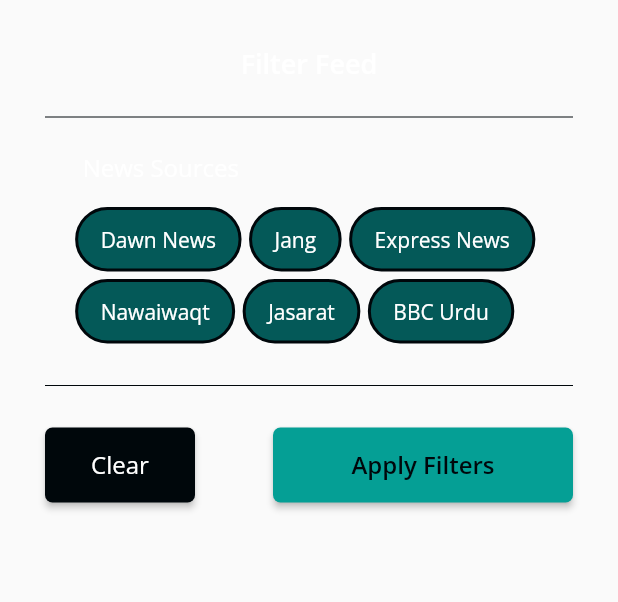
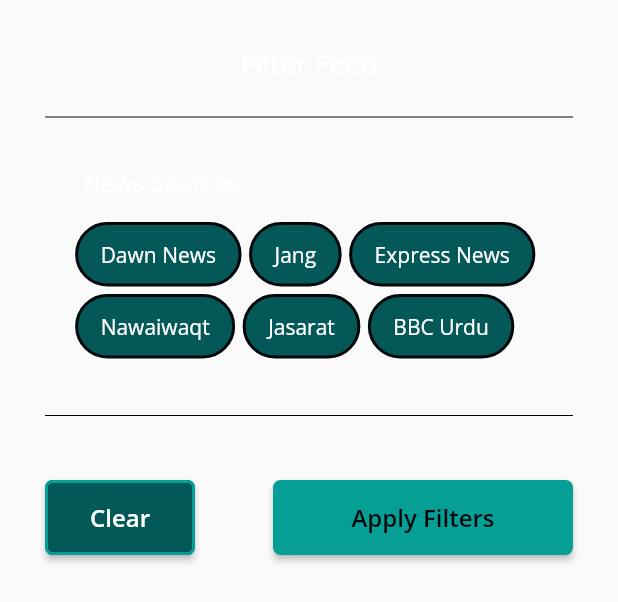
Before and after one commit to hadiyaaamir/khulasa, a Flutter app: the FilterOptionsBox widget shown alone on an empty page, opened directly with empty values, on a phone screen of 412 x 824 dp. Shown: the top 602 px of the screen. Run offline on Flutter 3.47's test engine with Material 2 defaults, Android fonts, the phone set to English and light mode, and no system bars; our stand-ins replace cloud_firestore, file_picker, firebase_auth, firebase_core, flutter_tts, image_picker and 1 more; missing offline and left inert: dart:ffi, flutter_tesseract_ocr, pdf_text, syncfusion_flutter_pdf; accounts and stored records are empty; network calls fail.

Commit message:
filter aesthetics

```diff
--- a/lib/Views/RSS/Filter/filterOptions.dart
+++ b/lib/Views/RSS/Filter/filterOptions.dart
@@ -59,7 +59,7 @@
 
           //News sources filter
           Padding(
-            padding: const EdgeInsets.symmetric(vertical: 15),
+            padding: const EdgeInsets.symmetric(vertical: 25),
             child: SourceFilter(
               checkedSources: checkedSources,
               addSource: (Source s) => setState(() => checkedSources.add(s)),
@@ -70,7 +70,7 @@
 
           // Divider
           Padding(
-            padding: const EdgeInsets.only(bottom: 15),
+            padding: const EdgeInsets.only(bottom: 30),
             child: Divider(color: colors.background),
           ),
 
@@ -86,9 +86,11 @@
                 },
                 width: 100,
                 paddingHor: 0,
-                background: colors.background,
+                background: colors.primary,
                 foreground: colors.text,
+                fontWeight: FontWeight.w600,
                 paddingVert: 5,
+                borderColor: colors.secondary,
               ),
               Btn(
                 label: 'Apply Filters',
@@ -98,7 +100,8 @@
                 },
                 width: 200,
                 paddingHor: 0,
-                foreground: colors.background,
+                foreground:
+                    colors == blueDarkMode ? colors.text : colors.background,
                 fontWeight: FontWeight.w600,
                 paddingVert: 5,
               ),
--- a/lib/Views/RSS/Filter/sourceCheckbox.dart
+++ b/lib/Views/RSS/Filter/sourceCheckbox.dart
@@ -2,6 +2,7 @@
 import 'package:khulasa/Controllers/darkMode.dart';
 import 'package:khulasa/Models/colorTheme.dart';
 import 'package:khulasa/Models/source.dart';
+import 'package:khulasa/constants/colors.dart';
 import 'package:provider/provider.dart';
 
 class SourceCheckbox extends StatefulWidget {
@@ -45,7 +46,11 @@
             child: Text(
               widget.source.source,
               style: TextStyle(
-                color: isChecked ? colors.background : colors.text,
+                color: isChecked
+                    ? colors == blueDarkMode
+                        ? colors.text
+                        : colors.background
+                    : colors.text,
                 fontWeight: isChecked ? FontWeight.w600 : FontWeight.normal,
               ),
             ),
--- a/lib/Views/Widgets/button.dart
+++ b/lib/Views/Widgets/button.dart
@@ -20,6 +20,7 @@
     this.paddingHor = 40,
     this.align = Alignment.center,
     this.fontWeight = FontWeight.normal,
+    this.borderColor = Colors.transparent,
   });
 
   final Function() onPress;
@@ -34,6 +35,7 @@
   double paddingHor;
   Alignment align;
   FontWeight fontWeight;
+  Color borderColor;
 
   @override
   Widget build(BuildContext context) {
@@ -57,7 +59,7 @@
               shape: MaterialStateProperty.all<RoundedRectangleBorder>(
                 RoundedRectangleBorder(
                   borderRadius: BorderRadius.circular(5.0),
-                  // side: BorderSide(color: colors.secondary),
+                  side: BorderSide(color: borderColor, width: 2),
                 ),
               ),
             ),
@@ -65,11 +67,10 @@
               mainAxisAlignment: MainAxisAlignment.spaceEvenly,
               children: [
                 if (icon != null) ...[Icon(icon, size: font + 2)],
-                Text(label,
-                    style: TextStyle(
-                      fontSize: font,
-                      fontWeight: fontWeight,
-                    )),
+                Text(
+                  label,
+                  style: TextStyle(fontSize: font, fontWeight: fontWeight),
+                ),
               ],
             ),
           ),
```
